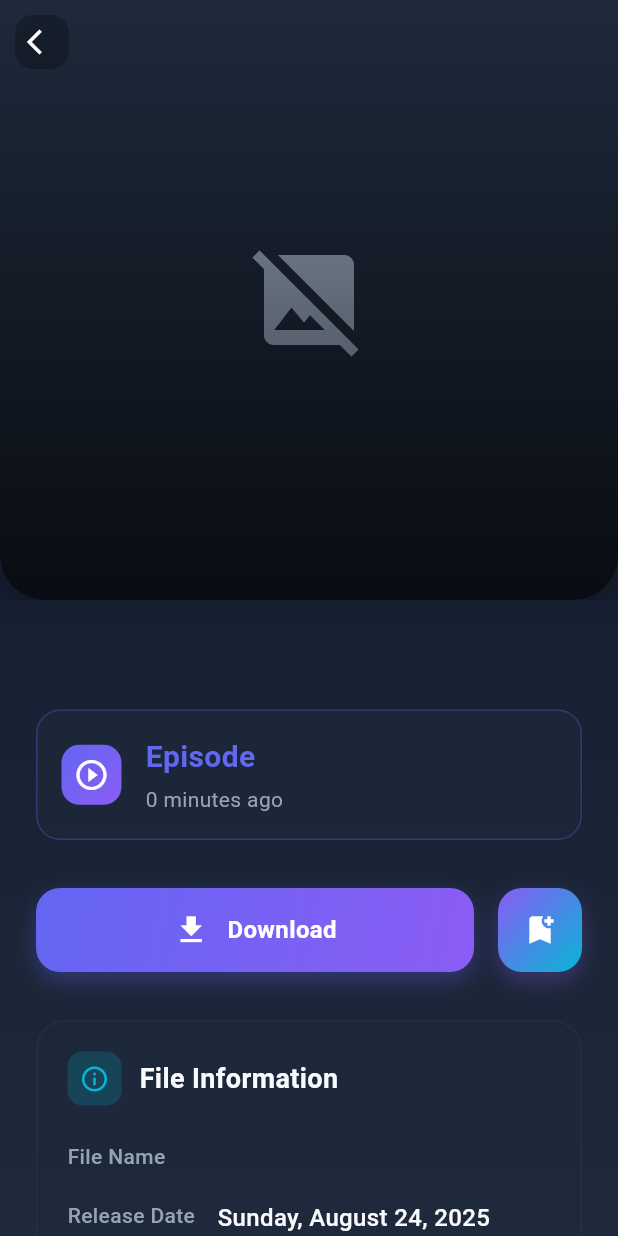
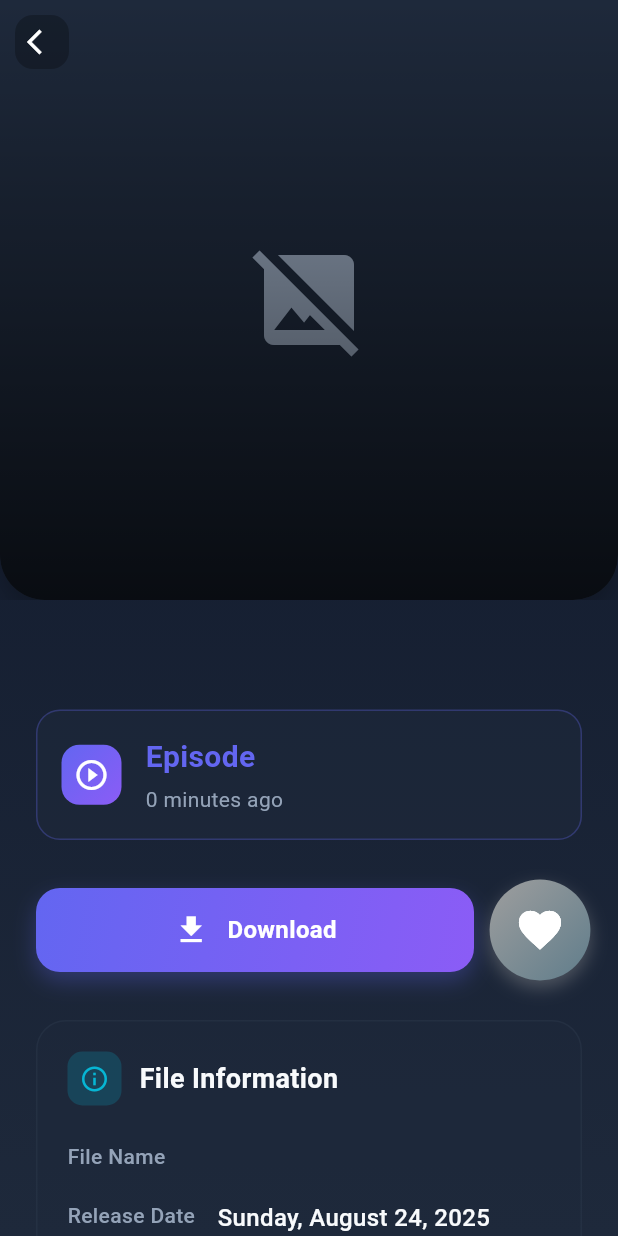
Before and after one commit to Kirragami/anime-updates-mobile, a Flutter app: the AnimeDetailScreen screen opened directly with empty values, on a phone screen of 412 x 824 dp. Run offline on Flutter 3.47's test engine with Material 3 defaults, Android fonts, the phone set to English and light mode, and no system bars; drawn by our look-alikes of flutter_animate; our stand-ins replace cached_network_image, device_info_plus, dio, firebase_core, firebase_messaging, flutter_riverpod and 8 more; accounts and stored records are empty; generated files the repository leaves out were written again.

Commit message:
Enchanced track button

```diff
--- a/lib/constants/app_constants.dart
+++ b/lib/constants/app_constants.dart
@@ -12,7 +12,7 @@ class AppConstants {
   static const String profileEndpoint = '/api/auth/profile';
 
   //Tracking Endpoints
-  static const String trackedReleasesEndpoint = '/api/tracking/releases';
+  static const String trackedReleasesEndpoint = '/api/tracking/get-releases';
   static const String trackedShowsEndpoint = '/api/tracking/shows';
   static const String trackShowEndpoint = '/api/tracking/track';
   static const String untrackShowEndpoint = '/api/tracking/untrack';
--- a/lib/models/anime_item.dart
+++ b/lib/models/anime_item.dart
@@ -1,31 +1,29 @@
 import 'package:flutter/foundation.dart';
 
 class AnimeItem {
-  static int _counter = 0;
-
   final String id;
   final String title;
+  final String animeShowId;
   final String downloadUrl;
   final String episode;
   final DateTime releasedDate;
   final String fileName;
   final String imageUrl;
+  final bool tracked;
 
   AnimeItem({
     required this.id,
     required this.title,
+    required this.animeShowId,
     required this.downloadUrl,
     required this.episode,
     required this.releasedDate,
     required this.fileName,
     required this.imageUrl,
+    required this.tracked,
   });
 
   factory AnimeItem.fromJson(Map<String, dynamic> json) {
-    // Create a unique ID using a static counter
-    _counter++;
-    final uniqueId = 'anime_${_counter}_${DateTime.now().millisecondsSinceEpoch}';
-
     // Parse the releasedDate string to DateTime
     DateTime parseReleasedDate(String? dateString) {
       if (dateString == null) return DateTime.now();
@@ -43,13 +41,15 @@ class AnimeItem {
     }
 
     return AnimeItem(
-      id: json['releaseId']?.toString() ?? uniqueId,
+      id: json['releaseId']?.toString() ?? '',
       title: json['showTitle'] ?? '',
+      animeShowId: json['animeShowId']?.toString() ?? '',
       downloadUrl: json['releaseDownloadLink'] ?? '',
       episode: json['episode'] ?? '',
       releasedDate: parseReleasedDate(json['releasedDate']),
       fileName: json['fileName'] ?? '',
       imageUrl: json['imgUrl'] ?? '',
+      tracked: json['tracked'] ?? false
     );
   }
 
@@ -57,30 +57,36 @@ class AnimeItem {
     return {
       'id': id,
       'title': title,
+      'animeShowId': animeShowId,
       'downloadUrl': downloadUrl,
       'episode': episode,
       'releasedDate': releasedDate.toIso8601String(),
       'imageUrl': imageUrl,
+      'tracked': tracked,
     };
   }
 
   AnimeItem copyWith({
     String? id,
     String? title,
+    String? animeShowId,
     String? downloadUrl,
     String? episode,
     DateTime? releasedDate,
     String? fileName,
     String? imageUrl,
+    bool? tracked,
   }) {
     return AnimeItem(
       id: id ?? this.id,
       title: title ?? this.title,
+      animeShowId: animeShowId ?? this.animeShowId,
       downloadUrl: downloadUrl ?? this.downloadUrl,
       episode: episode ?? this.episode,
       releasedDate: releasedDate ?? this.releasedDate,
       fileName: fileName ?? this.fileName,
       imageUrl: imageUrl ?? this.imageUrl,
+      tracked: tracked ?? this.tracked,
     );
   }
 
@@ -95,6 +101,6 @@ class AnimeItem {
 
   @override
   String toString() {
-    return 'AnimeItem(id: $id, title: $title, downloadUrl: $downloadUrl, episode: $episode, releasedDate: $releasedDate, fileName: $fileName, imageUrl: $imageUrl)';
+    return 'AnimeItem(id: $id, title: $title, animeShowId: $animeShowId, downloadUrl: $downloadUrl, episode: $episode, releasedDate: $releasedDate, fileName: $fileName, imageUrl: $imageUrl, tracked: $tracked)';
   }
 }
--- a/lib/screens/anime_detail_screen.dart
+++ b/lib/screens/anime_detail_screen.dart
@@ -3,9 +3,10 @@ import 'package:flutter_riverpod/flutter_riverpod.dart';
 import 'package:intl/intl.dart';
 import '../models/anime_item.dart';
 import '../providers/auth_provider.dart';
+import '../providers/tracking_provider.dart';
 import '../services/download_service.dart';
-import '../services/api_service.dart';
 import '../theme/app_theme.dart';
+import '../widgets/animated_heart_button.dart';
 
 class AnimeDetailScreen extends ConsumerStatefulWidget {
   final AnimeItem anime;
@@ -27,7 +28,6 @@ class _AnimeDetailScreenState extends ConsumerState<AnimeDetailScreen>
   late Animation<Offset> _slideAnimation;
 
   bool _isDownloading = false;
-  bool _isTracking = false;
   double _downloadProgress = 0.0;
 
   @override
@@ -124,73 +124,6 @@ class _AnimeDetailScreenState extends ConsumerState<AnimeDetailScreen>
         setState(() {
           _isDownloading = false;
           _downloadProgress = 0.0;
-        });
-      }
-    }
-  }
-
-  Future<void> _trackAnime() async {
-    if (_isTracking) return;
-
-    setState(() {
-      _isTracking = true;
-    });
-
-    try {
-      // TODO: Replace with actual animeShowId when implemented
-      // For now, using the anime item ID as a placeholder
-      const String animeShowId = 'placeholder_id'; // TODO: Implement actual animeShowId
-
-      final apiService = ApiService();
-      final accessToken = ref.read(authNotifierProvider).accessToken;
-
-      final response = await apiService.trackAnime(
-        animeShowId: animeShowId,
-        accessToken: accessToken,
-      );
-
-      if (mounted) {
-        if (response['success']) {
-          ScaffoldMessenger.of(context).showSnackBar(
-            SnackBar(
-              content: Text(response['message'] ?? 'Anime added to tracking list!'),
-              backgroundColor: AppTheme.successColor,
-              behavior: SnackBarBehavior.floating,
-              shape: RoundedRectangleBorder(
-                borderRadius: BorderRadius.circular(12),
-              ),
-            ),
-          );
-        } else {
-          ScaffoldMessenger.of(context).showSnackBar(
-            SnackBar(
-              content: Text(response['message'] ?? 'Failed to track anime'),
-              backgroundColor: AppTheme.errorColor,
-              behavior: SnackBarBehavior.floating,
-              shape: RoundedRectangleBorder(
-                borderRadius: BorderRadius.circular(12),
-              ),
-            ),
-          );
-        }
-      }
-    } catch (e) {
-      if (mounted) {
-        ScaffoldMessenger.of(context).showSnackBar(
-          SnackBar(
-            content: Text('Failed to track anime: ${e.toString()}'),
-            backgroundColor: AppTheme.errorColor,
-            behavior: SnackBarBehavior.floating,
-            shape: RoundedRectangleBorder(
-              borderRadius: BorderRadius.circular(12),
-            ),
-          ),
-        );
-      }
-    } finally {
-      if (mounted) {
-        setState(() {
-          _isTracking = false;
         });
       }
     }
@@ -457,32 +390,16 @@ class _AnimeDetailScreenState extends ConsumerState<AnimeDetailScreen>
                             if (isLoggedIn) ...[
                               const SizedBox(width: 16),
                               // Track Button
-                              Container(
-                                height: 56,
-                                width: 56,
-                                decoration: BoxDecoration(
-                                  gradient: AppTheme.secondaryGradient,
-                                  borderRadius: BorderRadius.circular(16),
-                                  boxShadow: [
-                                    BoxShadow(
-                                      color: AppTheme.secondaryColor.withOpacity(0.3),
-                                      blurRadius: 12,
-                                      offset: const Offset(0, 6),
-                                    ),
-                                  ],
-                                ),
-                                child: Material(
-                                  color: Colors.transparent,
-                                  child: InkWell(
-                                    onTap: _isTracking ? null : _trackAnime,
-                                    borderRadius: BorderRadius.circular(16),
-                                    child: Icon(
-                                      _isTracking ? Icons.check : Icons.bookmark_add,
-                                      color: Colors.white,
-                                      size: 24,
-                                    ),
-                                  ),
-                                ),
+                              Consumer(
+                                builder: (context, ref, child) {
+                                  final isTracked = ref.watch(animeTrackingProvider(widget.anime));
+                                  final trackingNotifier = ref.read(animeTrackingProvider(widget.anime).notifier);
+
+                                  return AnimatedHeartButton(
+                                    isTracked: isTracked,
+                                    onPressed: trackingNotifier.toggleTracking,
+                                  );
+                                }
                               ),
                             ],
                           ],
--- a/lib/services/api_service.dart
+++ b/lib/services/api_service.dart
@@ -490,8 +490,7 @@ class ApiService {
         print('Tracking anime with ID: $animeShowId');
       }
 
-      // TODO: Replace with actual tracking endpoint
-      final uri = Uri.parse('${AppConstants.baseUrl}/api/anime/track');
+      final uri = Uri.parse('${AppConstants.baseUrl}${AppConstants.trackShowEndpoint}');
 
       final headers = <String, String>{
         'Content-Type': 'application/json',
@@ -508,7 +507,6 @@ class ApiService {
         uri.toString(),
         data: jsonEncode({
           'animeShowId': animeShowId,
-          'timestamp': DateTime.now().toIso8601String(),
         }),
         options: Options(
           headers: headers,
--- /dev/null
+++ b/lib/widgets/animated_heart_button.dart
@@ -0,0 +1,124 @@
+import 'package:flutter/material.dart';
+import 'package:flutter_animate/flutter_animate.dart';
+
+class AnimatedHeartButton extends StatefulWidget {
+  final bool isTracked;
+  final VoidCallback onPressed;
+
+  const AnimatedHeartButton({
+    super.key,
+    required this.isTracked,
+    required this.onPressed,
+  });
+
+  @override
+  State<AnimatedHeartButton> createState() => _AnimatedHeartButtonState();
+}
+
+class _AnimatedHeartButtonState extends State<AnimatedHeartButton>
+    with SingleTickerProviderStateMixin {
+  late AnimationController _controller;
+
+  @override
+  void initState() {
+    super.initState();
+    _controller = AnimationController(
+      duration: const Duration(milliseconds: 300),
+      vsync: this,
+    );
+  }
+
+  @override
+  void didUpdateWidget(covariant AnimatedHeartButton oldWidget) {
+    super.didUpdateWidget(oldWidget);
+    if (oldWidget.isTracked != widget.isTracked) {
+      if (widget.isTracked) {
+        _controller.forward();
+      } else {
+        _controller.reverse();
+      }
+    }
+  }
+
+  @override
+  void dispose() {
+    _controller.dispose();
+    super.dispose();
+  }
+
+  @override
+  Widget build(BuildContext context) {
+    return GestureDetector(
+      onTap: widget.onPressed,
+      child: Container(
+        width: 56,
+        height: 56,
+        decoration: BoxDecoration(
+          shape: BoxShape.circle,
+          boxShadow: [
+            BoxShadow(
+              color: widget.isTracked
+                  ? Colors.pink.withOpacity(0.4)
+                  : Colors.grey.withOpacity(0.4),
+              blurRadius: 8,
+              offset: const Offset(0, 4),
+            ),
+          ],
+        ),
+        child: Container(
+          decoration: BoxDecoration(
+            shape: BoxShape.circle,
+            gradient: widget.isTracked
+                ? const LinearGradient(
+                    colors: [Colors.pink, Colors.redAccent],
+                    begin: Alignment.topLeft,
+                    end: Alignment.bottomRight,
+                  )
+                : const LinearGradient(
+                    colors: [Colors.grey, Colors.blueGrey],
+                    begin: Alignment.topLeft,
+                    end: Alignment.bottomRight,
+                  ),
+          ),
+          child: Center(
+            child: Stack(
+              alignment: Alignment.center,
+              children: [
+                // Empty heart outline
+                Icon(
+                  Icons.favorite_border,
+                  color: Colors.white,
+                  size: 28,
+                ),
+                // Filled heart that animates in/out
+                Icon(
+                  Icons.favorite,
+                  color: Colors.white,
+                  size: 28,
+                )
+                    .animate(
+                      controller: _controller,
+                    )
+                    .fadeIn(
+                      duration: const Duration(milliseconds: 200),
+                    )
+                    .scale(
+                      begin: const Offset(0, 0),
+                      end: const Offset(1, 1),
+                      duration: const Duration(milliseconds: 300),
+                      curve: Curves.elasticOut,
+                    ),
+              ],
+            ),
+          ),
+        ),
+      ),
+    ).animate(
+      controller: _controller,
+    ).scale(
+      begin: const Offset(1, 1),
+      end: const Offset(1.2, 1.2),
+      curve: Curves.elasticOut,
+    );
+  }
+}
```
Also changed, not shown: lib/providers/tracking_provider.dart (added, +50 -0 lines), lib/services/auth_service.dart (+15 -0 lines), lib/services/tracking_service.dart (added, +107 -0 lines).
